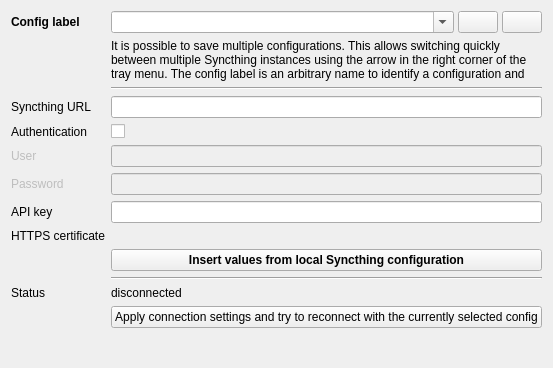
Above: gui/connectionoptionpage.ui from Martchus/syncthingtray before the change. Below: the same form after it.
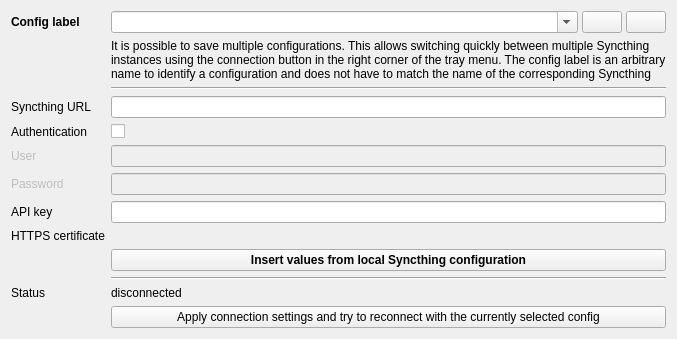
That is the form after the change. Icons and pictures are not drawn. Custom widgets are drawn as their Qt base class.

Commit message: Rephrase description about config label

What changed in the file:
```diff
--- a/gui/connectionoptionpage.ui
+++ b/gui/connectionoptionpage.ui
@@ -2,14 +2,6 @@
 <ui version="4.0">
  <class>QtGui::ConnectionOptionPage</class>
  <widget class="QWidget" name="QtGui::ConnectionOptionPage">
-  <property name="geometry">
-   <rect>
-    <x>0</x>
-    <y>0</y>
-    <width>502</width>
-    <height>368</height>
-   </rect>
-  </property>
   <property name="windowTitle">
    <string>Connection</string>
   </property>
@@ -252,7 +244,7 @@
       </size>
      </property>
      <property name="text">
-      <string>It is possible to save multiple configurations. This allows switching quickly between multiple Syncthing instances using the arrow in the right corner of the tray menu. The config label is an arbitrary name to identify a configuration and must not match the name of the corresponding Syncthing device.</string>
+      <string>It is possible to save multiple configurations. This allows switching quickly between multiple Syncthing instances using the connection button in the right corner of the tray menu. The config label is an arbitrary name to identify a configuration and does not have to match the name of the corresponding Syncthing device.</string>
      </property>
      <property name="wordWrap">
       <bool>true</bool>
```
